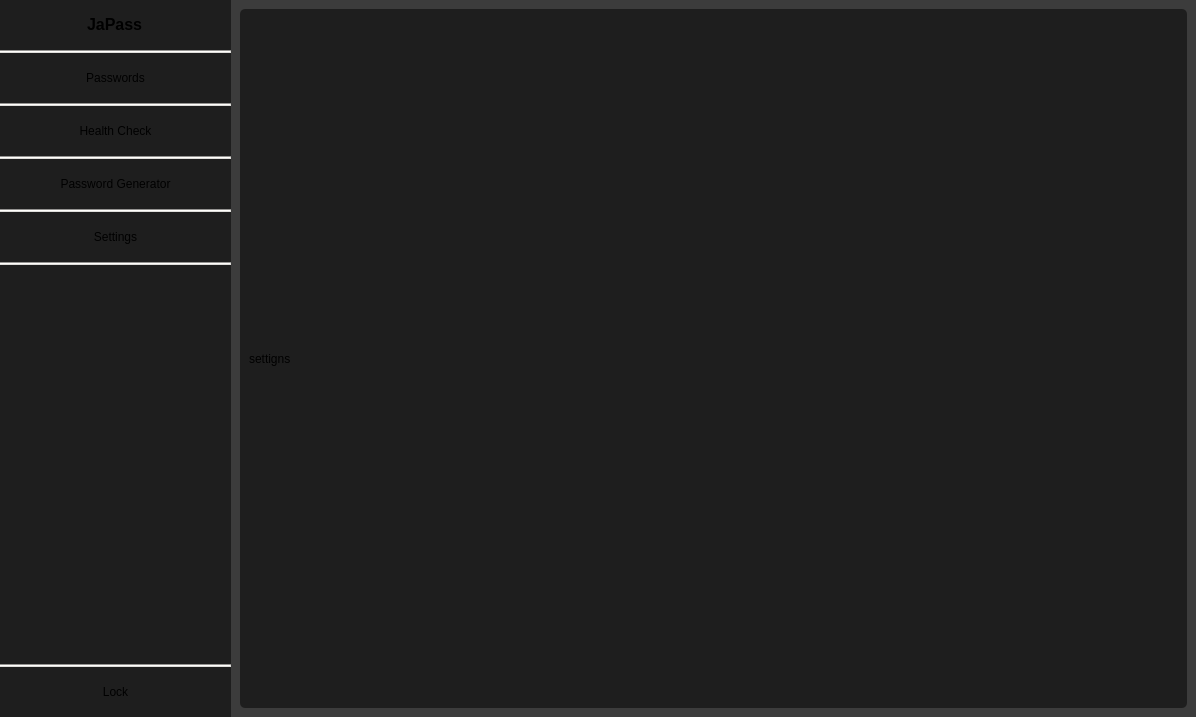
Before: the Qt Designer form PasswordManager/ui/mainwindow.ui in Jatogame/PasswordManager, drawn with Qt 5.
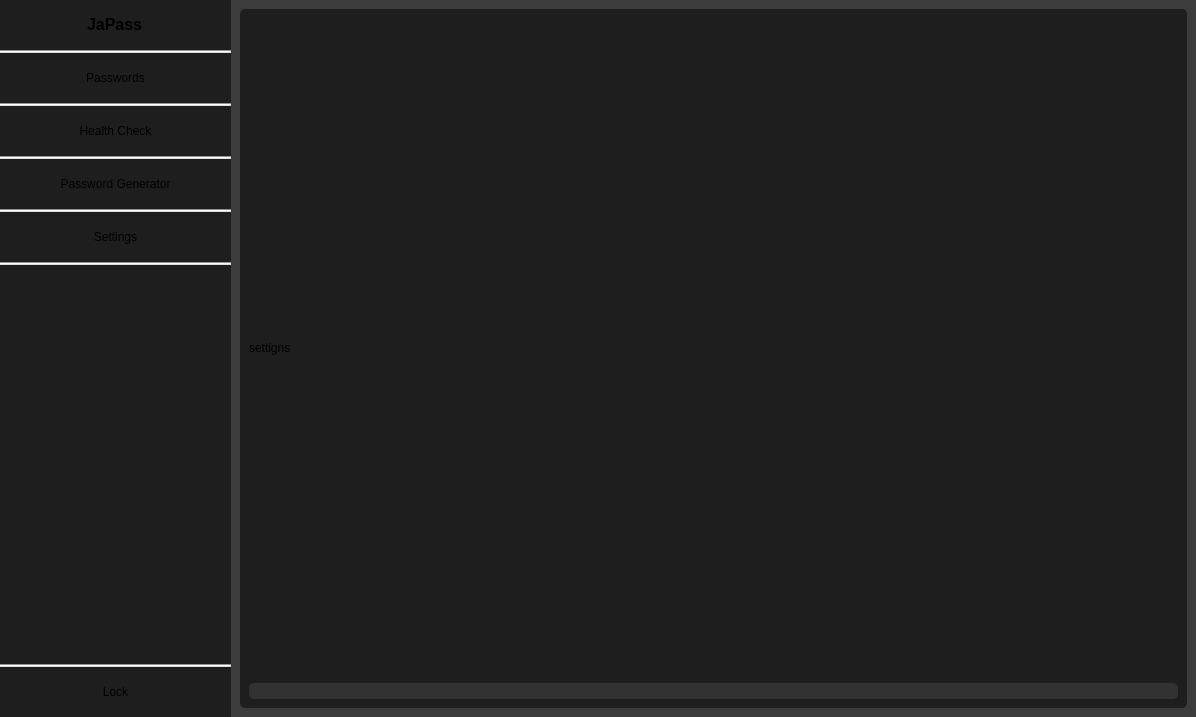
After: the same form once the commit is applied. The open tabs and pages were chosen to show the change.

Commit message: database handling through DatabaseManager class edited

```diff
--- a/PasswordManager/ui/mainwindow.ui
+++ b/PasswordManager/ui/mainwindow.ui
@@ -1120,6 +1120,13 @@
                </property>
               </widget>
              </item>
+             <item row="1" column="0">
+              <widget class="QLineEdit" name="settings_line">
+               <property name="styleSheet">
+                <string notr="true">background-color:rgb(50,50,50);</string>
+               </property>
+              </widget>
+             </item>
             </layout>
            </widget>
           </item>
```
Left out of the diff: 2 changed lines with no effect on the pictures. The commit also changes 9 other files.
